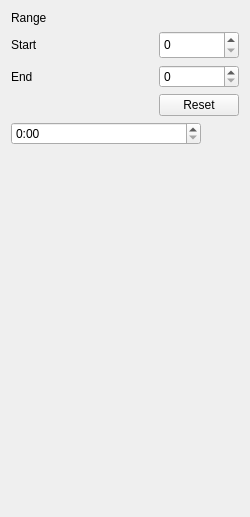
Qt form Alames/forms/leftwidget.ui (KLZ-0/Alames) before a commit.
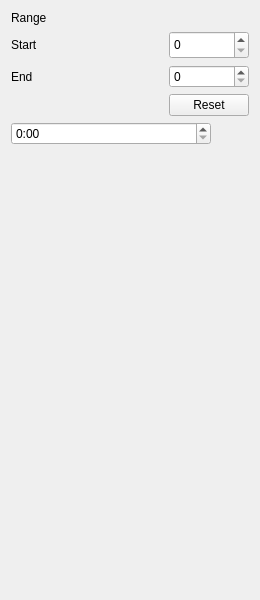
The same form after that commit. Icons and pictures are not drawn.

Patch:
```diff
--- a/Alames/forms/leftwidget.ui
+++ b/Alames/forms/leftwidget.ui
@@ -9,8 +9,8 @@
    <rect>
     <x>0</x>
     <y>0</y>
-    <width>250</width>
-    <height>517</height>
+    <width>260</width>
+    <height>600</height>
    </rect>
   </property>
   <property name="sizePolicy">
@@ -21,7 +21,7 @@
   </property>
   <property name="minimumSize">
    <size>
-    <width>250</width>
+    <width>260</width>
     <height>0</height>
    </size>
   </property>
```
